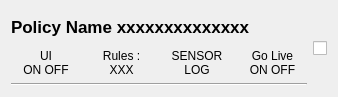
Above: policy.ui from slist/cbapi-qt-demo before the change. Below: the same form after it.
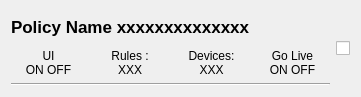
That is the form after the change. Icons and pictures are not drawn.

Commit message: Use new policy API

```diff
--- a/policy.ui
+++ b/policy.ui
@@ -6,7 +6,7 @@
    <rect>
     <x>0</x>
     <y>0</y>
-    <width>338</width>
+    <width>361</width>
     <height>97</height>
    </rect>
   </property>
@@ -39,7 +39,6 @@
        <property name="font">
         <font>
          <pointsize>13</pointsize>
-         <weight>75</weight>
          <bold>true</bold>
         </font>
        </property>
@@ -87,8 +86,8 @@
        <item>
         <widget class="QLabel" name="label_log">
          <property name="text">
-          <string>SENSOR
-LOG</string>
+          <string>Devices:
+XXX</string>
          </property>
          <property name="alignment">
           <set>Qt::AlignCenter</set>
```
Left out of the diff: 2 changed lines with no effect on the pictures. The commit also changes 29 other files.
